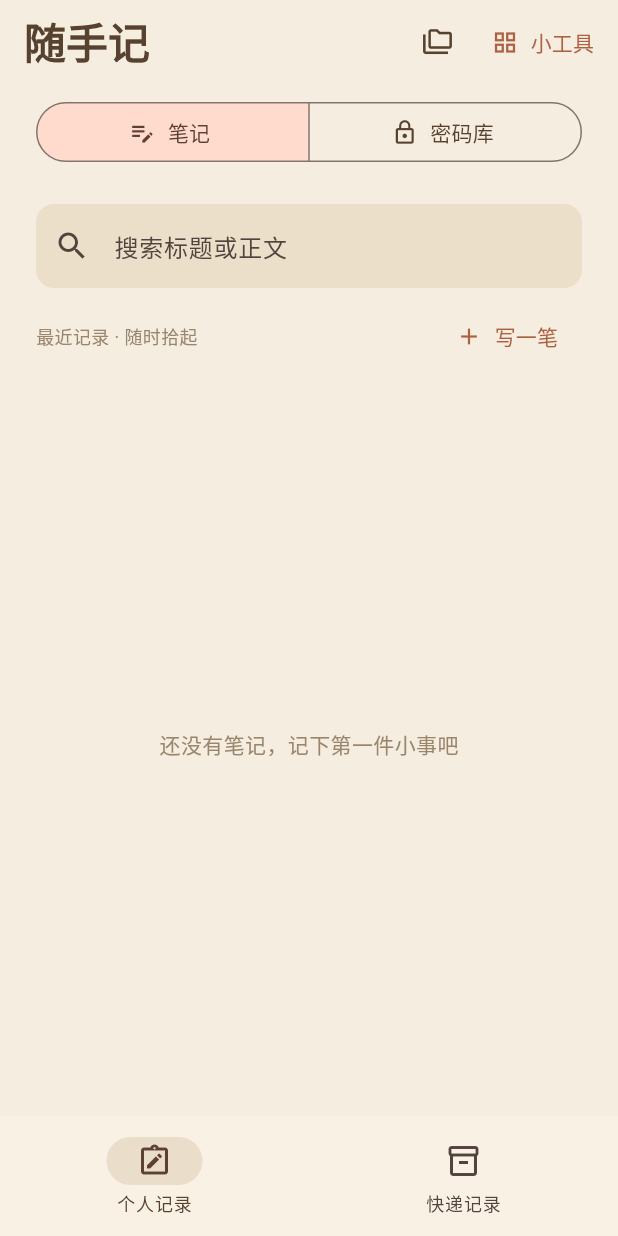
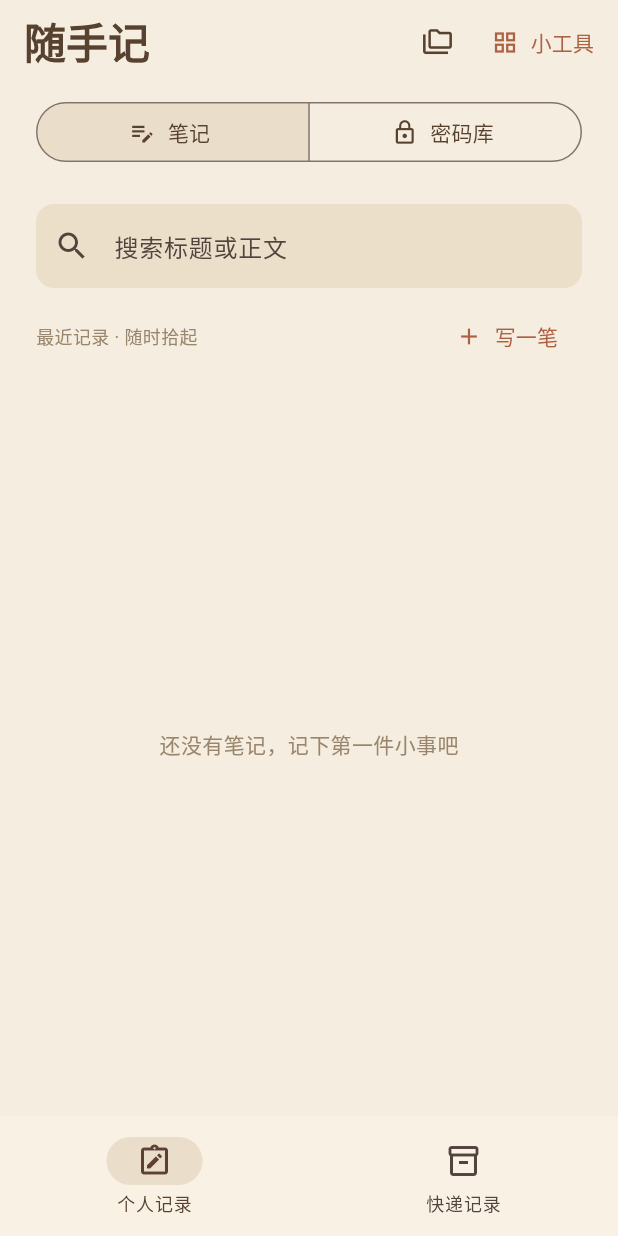
Before and after one commit to w1163563154/myflutter, a Flutter app: the screen it shows after launch, on a phone screen of 412 x 824 dp. Run offline on Flutter 3.47's test engine with Material 3 defaults, Android fonts, the phone set to English and light mode, and no system bars; our stand-ins replace file_picker, sqflite, sqflite_common, sqflite_common_ffi_web; missing offline and left inert: cryptography, file_selector, three_js; accounts and stored records are empty.

Commit message:
style: match note tabs to the journal palette

```diff
--- a/lib/journal/journal_theme.dart
+++ b/lib/journal/journal_theme.dart
@@ -6,6 +6,7 @@ const journalInk = Color(0xFF57422F);
 const journalAccent = Color(0xFFAD6143);
 const journalPaper = Color(0xFFFFFCF5);
 const journalBackground = Color(0xFFF5EDDF);
+const journalSelection = Color(0xFFEADDC9);
 String journalDate(DateTime d) =>
     '${d.month}月${d.day}日 · ${const ['周一', '周二', '周三', '周四', '周五', '周六', '周日'][d.weekday - 1]}';
 String journalTime(DateTime d) =>
@@ -52,7 +53,7 @@ ThemeData journalTheme() => ThemeData(
   ),
   navigationBarTheme: const NavigationBarThemeData(
     backgroundColor: Color(0xFFF8F1E4),
-    indicatorColor: Color(0xFFEADDC9),
+    indicatorColor: journalSelection,
   ),
   datePickerTheme: DatePickerThemeData(
     backgroundColor: journalPaper,
--- a/lib/journal/notes_page.dart
+++ b/lib/journal/notes_page.dart
@@ -119,6 +119,10 @@ class _NotesPageState extends State<NotesPage> {
                 width: double.infinity,
                 child: SegmentedButton<bool>(
                   showSelectedIcon: false,
+                  style: SegmentedButton.styleFrom(
+                    selectedBackgroundColor: journalSelection,
+                    selectedForegroundColor: journalInk,
+                  ),
                   segments: const [
                     ButtonSegment(
                       value: false,
```
Also changed, not shown: 1 other file.
